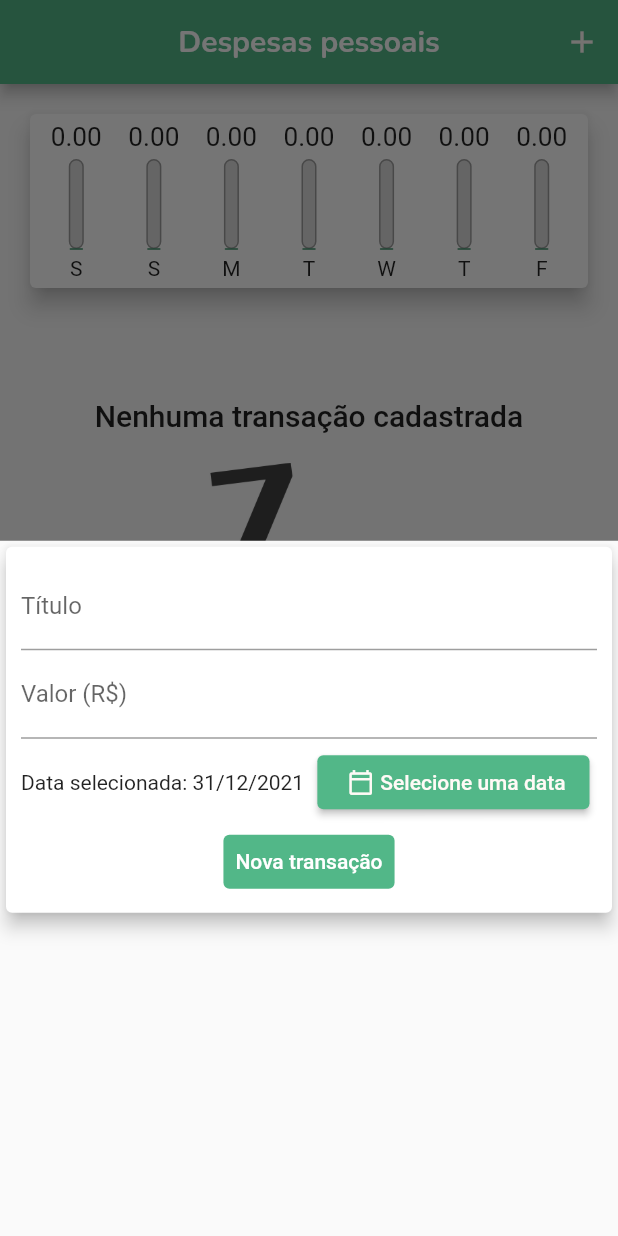
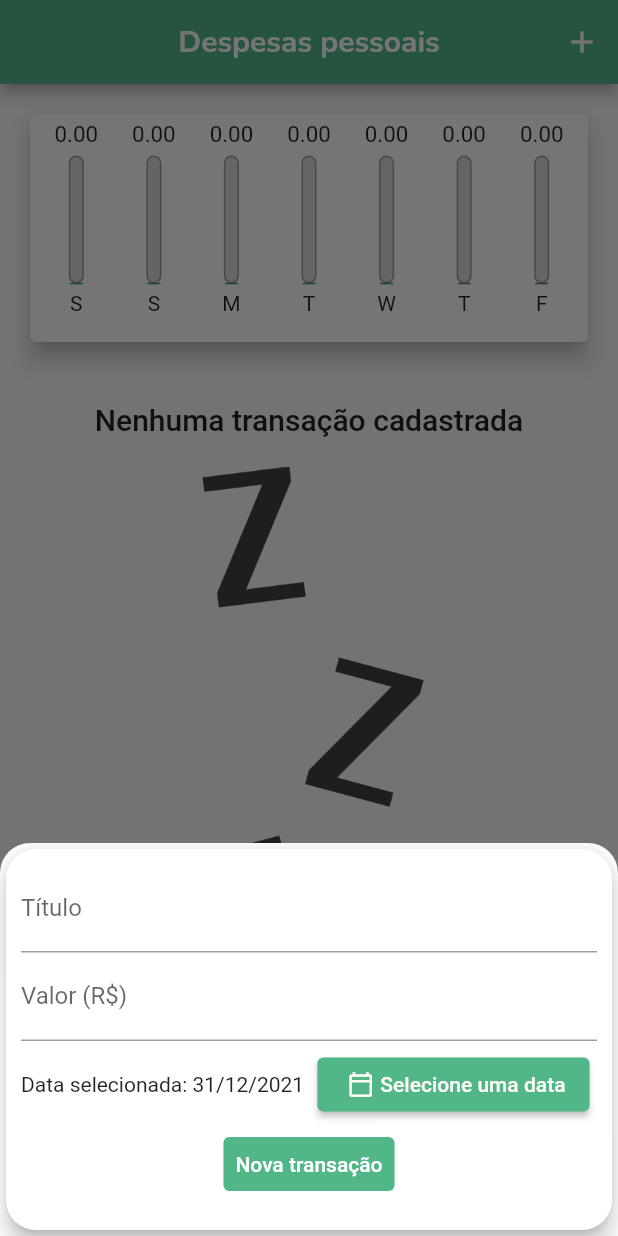
Before and after one commit to 5gMurilo/despesasPessoais, a Flutter app: the screen it shows after launch, after a tap on the "add" icon, on a phone screen of 412 x 824 dp. Run offline on Flutter 3.47's test engine with Material 2 defaults, Android fonts, the phone set to English and light mode, and no system bars.

Commit message:
responsivity alterations

```diff
--- a/lib/components/chart_bar.dart
+++ b/lib/components/chart_bar.dart
@@ -13,19 +13,21 @@ class ChartBar extends StatelessWidget {
 
   @override
   Widget build(BuildContext context) {
+    return LayoutBuilder(
+      builder: (context, constraints) {
         return Column(
           children: [
             Container(
-          height: 20,
+              height: constraints.maxHeight * 0.12,
               child: FittedBox(
                 child: Text('${valorGasto.toStringAsFixed(2)}'),
               ),
             ),
             SizedBox(
-          height: 5,
+              height: constraints.maxHeight * 0.04,
             ),
             Container(
-          height: 60,
+              height: constraints.maxHeight * 0.6,
               width: 10,
               child: Stack(
                 alignment: Alignment.bottomCenter,
@@ -57,10 +59,12 @@ class ChartBar extends StatelessWidget {
               ),
             ),
             SizedBox(
-          height: 5,
+              height: constraints.maxHeight * 0.04,
             ),
             Text(label)
           ],
         );
+      },
+    );
   }
 }
--- a/lib/components/transaction_form.dart
+++ b/lib/components/transaction_form.dart
@@ -4,8 +4,8 @@ import 'package:intl/intl.dart';
 
 class TransactionForm extends StatefulWidget {
   final void Function(String, double, DateTime) onSubmit;
-
-  TransactionForm(this.onSubmit);
+  final bool isLandscape;
+  TransactionForm(this.onSubmit, this.isLandscape);
 
   @override
   State<TransactionForm> createState() => _TransactionFormState();
@@ -43,12 +43,19 @@ class _TransactionFormState extends State<TransactionForm> {
 
   @override
   Widget build(BuildContext context) {
-    return Column(
-      children: [
-        Card(
+    return SingleChildScrollView(
+      child: Card(
         elevation: 5,
+        shape: RoundedRectangleBorder(
+          borderRadius: BorderRadius.all(Radius.circular(20)),
+        ),
         child: Padding(
-            padding: const EdgeInsets.all(10),
+          padding: EdgeInsets.only(
+            top: 10,
+            right: 10,
+            left: 10,
+            bottom: MediaQuery.of(context).viewInsets.bottom + 20,
+          ),
           child: Column(
             children: [
               TextField(
@@ -122,8 +129,7 @@ class _TransactionFormState extends State<TransactionForm> {
             ],
           ),
         ),
-        )
-      ],
+      ),
     );
   }
 }
--- a/lib/components/transaction_list.dart
+++ b/lib/components/transaction_list.dart
@@ -11,11 +11,10 @@ class TransactionList extends StatelessWidget {
 
   @override
   Widget build(BuildContext context) {
-    return Container(
-      height: 450,
-      child: transactions.isEmpty
-          ? Column(
-              mainAxisAlignment: MainAxisAlignment.center,
+    return transactions.isEmpty
+        ? LayoutBuilder(
+            builder: (ctx, constraints) {
+              return Column(
                 children: [
                   SizedBox(
                     height: 20,
@@ -27,21 +26,21 @@ class TransactionList extends StatelessWidget {
                   SizedBox(
                     height: 20,
                   ),
-                SizedBox(
-                  height: 320,
+                  Container(
+                    height: constraints.maxHeight * 0.6,
                     child: Image.asset(
                       'assets/images/waiting.png',
                       fit: BoxFit.cover,
                     ),
                   ),
                 ],
+              );
+            },
           )
         : ListView.builder(
             itemCount: transactions.length,
             itemBuilder: (ctx, index) {
               final transac = transactions[index];
-
-                print(transac);
 
               return Card(
                 elevation: 5,
@@ -74,7 +73,6 @@ class TransactionList extends StatelessWidget {
                 ),
               );
             },
-            ),
           );
   }
 }
--- a/lib/main.dart
+++ b/lib/main.dart
@@ -69,8 +69,12 @@ class _MyHomePageState extends State<MyHomePage> {
   _openTansactionFormModal(BuildContext context) {
     showModalBottomSheet(
         context: context,
+        shape: RoundedRectangleBorder(
+            borderRadius: BorderRadius.vertical(top: Radius.circular(20))),
         builder: (_) {
-          return TransactionForm(_addTransaction);
+          bool isLand =
+              MediaQuery.of(context).orientation == Orientation.landscape;
+          return TransactionForm(_addTransaction, isLand);
         });
   }
 
@@ -94,10 +98,14 @@ class _MyHomePageState extends State<MyHomePage> {
     });
   }
 
+  bool _showChart = false;
+
   @override
   Widget build(BuildContext context) {
-    return Scaffold(
-      appBar: AppBar(
+    bool isLandscape =
+        MediaQuery.of(context).orientation == Orientation.landscape;
+
+    final appBar = AppBar(
       centerTitle: true,
       title: Text(
         _appTitle,
@@ -112,22 +120,44 @@ class _MyHomePageState extends State<MyHomePage> {
           onPressed: () => _openTansactionFormModal(context),
           icon: Icon(Icons.add),
         ),
+        if (isLandscape)
+          IconButton(
+            onPressed: () {
+              setState(() {
+                _showChart = !_showChart;
+              });
+            },
+            icon: _showChart ? Icon(Icons.list) : Icon(Icons.bar_chart),
+          )
       ],
-      ),
+    );
+
+    final availableHeight = MediaQuery.of(context).size.height -
+        appBar.preferredSize.height -
+        MediaQuery.of(context).padding.top;
+
+    return Scaffold(
+      appBar: appBar,
       body: SingleChildScrollView(
         child: Column(
           crossAxisAlignment: CrossAxisAlignment.stretch,
-          children: [
-            Chart(_recentTransactions),
-            TransactionList(_transactions, _removeTransaction),
+          children: <Widget>[
+            if (_showChart || !isLandscape)
+              Container(
+                height: availableHeight * (isLandscape ? 0.7 : 0.25),
+                child: Chart(_recentTransactions),
+              ),
+            if (!_showChart || !isLandscape)
+              Container(
+                height: availableHeight * 0.75,
+                child: TransactionList(_transactions, _removeTransaction),
+              ),
           ],
         ),
       ),
       floatingActionButton: FloatingActionButton(
+        child: Icon(Icons.add),
         onPressed: () => _openTansactionFormModal(context),
-        child: const Icon(
-          Icons.add,
-        ),
       ),
       floatingActionButtonLocation: FloatingActionButtonLocation.centerFloat,
     );
```
Lines whose indentation alone changed are shown as unchanged.
